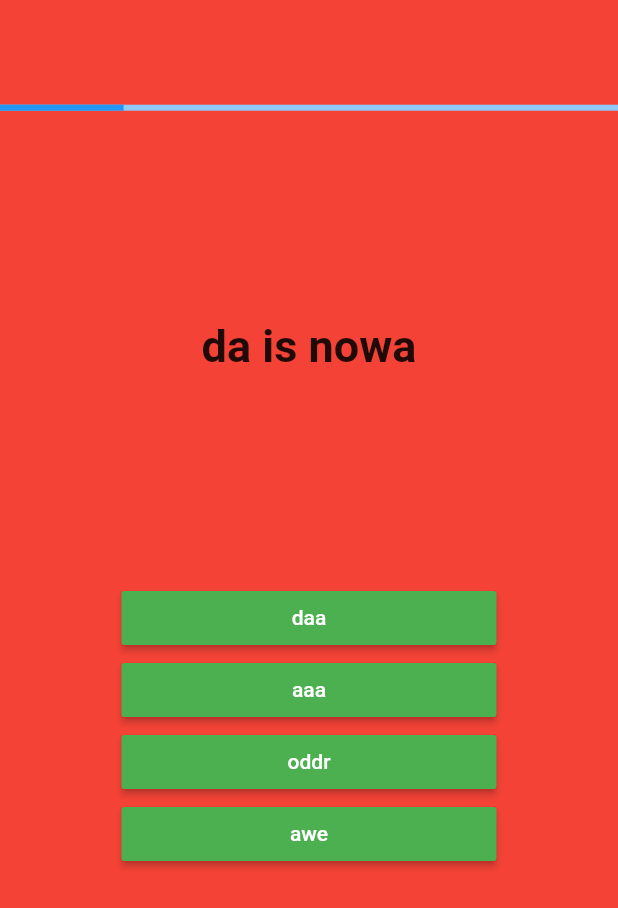
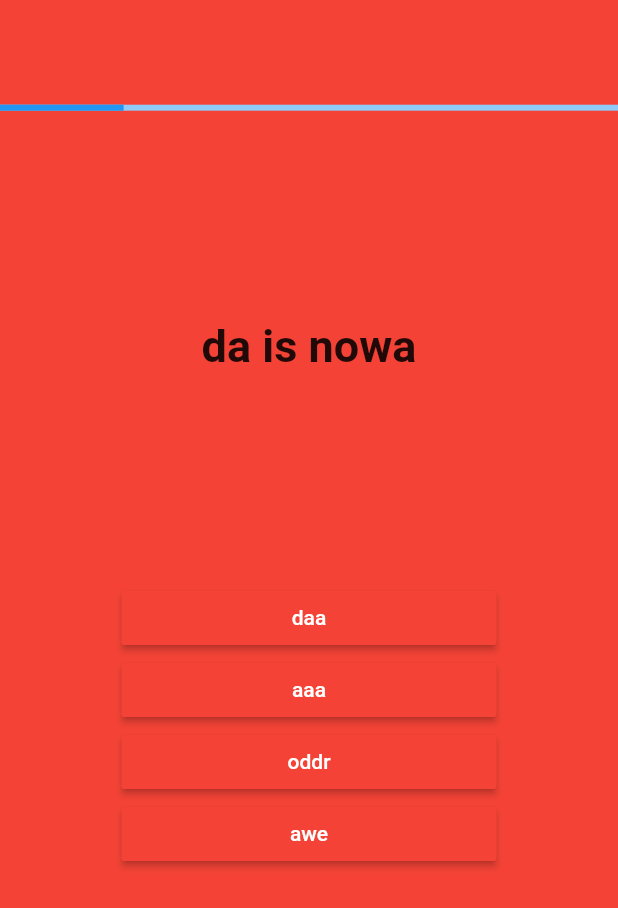
Before and after one commit to ishworgiri1999/quizel, a Flutter app: the screen it shows after launch, after a tap on "this", on a phone screen of 412 x 824 dp. Shown: the top 908 px of the screen. Run offline on Flutter 3.47's test engine with Material 2 defaults, Android fonts, the phone set to English and light mode, and no system bars.

```diff
--- a/lib/answer.dart
+++ b/lib/answer.dart
@@ -1,48 +1,39 @@
+import 'dart:async';
+
 import 'package:flutter/material.dart';
+import 'package:quizel/quizmodel.dart';
+import 'package:provider/provider.dart';
 
 class Answer extends StatefulWidget {
-  final options;
-  final correct;
-  final Function statechanger;
-  Answer(this.options, this.correct, this.statechanger);
-
   @override
   _AnswerState createState() => _AnswerState();
 }
 
+something(ans) {}
+
 class _AnswerState extends State<Answer> {
-  var options = ["1", "2"];
-  var data = "44";
-  var bcolor = Colors.blue;
-  void checkanswer(ans) {
-    setState(() {
-      if (ans == widget.correct) {
-        bcolor = Colors.green;
-      } else {
-        bcolor = Colors.red;
-      }
-    });
-
-    widget.statechanger(true);
-  }
-
   @override
   Widget build(BuildContext context) {
+    //var options = widget.options;
+
+    return Consumer<QuizModel>(builder: (context, QuizModel, child) {
       return Column(
-      children: (widget.options as List<String>)
+        children:
+            (QuizModel.questions[QuizModel.qindex]["qoptions"] as List<String>)
                 .map((opt) => SizedBox(
                       width: 250,
                       child: RaisedButton(
-                  onPressed: () => checkanswer(opt),
+                        onPressed: () => QuizModel.check(opt),
                         child: Text(
                           opt,
                           style: TextStyle(color: Colors.white),
                         ),
-                  color: bcolor,
+                        color: Colors.red,
                         // duration: Duration(milliseconds: 300),
                       ),
                     ))
                 .toList(),
       );
+    });
   }
 }
--- a/lib/main.dart
+++ b/lib/main.dart
@@ -1,5 +1,7 @@
 import 'package:flutter/material.dart';
 import 'package:quizel/playquiz.dart';
+import 'package:provider/provider.dart';
+import 'quizmodel.dart';
 
 void main() {
   runApp(MyApp());
@@ -9,14 +11,11 @@ class MyApp extends StatelessWidget {
   @override
   Widget build(BuildContext context) {
     return MaterialApp(
-      title: 'Flutter Demo',
-      theme: ThemeData(
-        primarySwatch: Colors.blue,
-        visualDensity: VisualDensity.adaptivePlatformDensity,
-      ),
-      home: Scaffold(
-          //appBar: AppBar(title: Text("nice app")),
-          body: PlayQuiz()),
-    );
+        title: 'Flutter Demo',
+        theme: ThemeData(
+          primarySwatch: Colors.blue,
+          visualDensity: VisualDensity.adaptivePlatformDensity,
+        ),
+        home: PlayQuiz());
   }
 }
--- a/lib/playquiz.dart
+++ b/lib/playquiz.dart
@@ -1,6 +1,8 @@
 import 'package:flutter/material.dart';
 import 'package:quizel/result.dart';
 import 'package:quizel/viewquiz.dart';
+import 'package:provider/provider.dart';
+import 'quizmodel.dart';
 
 class PlayQuiz extends StatefulWidget {
   @override
@@ -8,39 +10,18 @@ class PlayQuiz extends StatefulWidget {
 }
 
 class _PlayQuizState extends State<PlayQuiz> {
-  var questions = [
-    {
-      "question": "whay is aaa",
-      "qoptions": ["this", "that", "or", "idk"],
-      "answer": "this",
-    },
-    {
-      "question": "da is nowa",
-      "qoptions": ["daa", "aaa", "oddr", "awe"],
-      "answer": "awe",
-    },
-  ];
-
-  var qindex = 0;
-  var score = 0;
-
-  void statechanger(data) {
-    if (data) {
-      score = score + 1;
-    }
-
-    setState(() {
-      if (data == questions[qindex]["answer"]) {
-        score = score + 1;
-      }
-      qindex += 1;
-    });
-  }
-
   @override
   Widget build(BuildContext context) {
-    return qindex < questions.length
-        ? ViewQuiz(questions, qindex, statechanger)
-        : ViewResult(score);
+    return ChangeNotifierProvider<QuizModel>(
+      create: (context) => QuizModel(),
+      child: Scaffold(
+        //appBar: AppBar(title: Text("nice app")),
+        body: Consumer<QuizModel>(builder: (context, QuizModel, child) {
+          return QuizModel.qindex < QuizModel.questions.length
+              ? ViewQuiz(QuizModel.questions, QuizModel.qindex)
+              : ViewResult(QuizModel.score);
+        }),
+      ),
+    );
   }
 }
--- /dev/null
+++ b/lib/quizmodel.dart
@@ -0,0 +1,27 @@
+import 'package:flutter/foundation.dart';
+
+class QuizModel extends ChangeNotifier {
+  var questions = [
+    {
+      "question": "whay is aaa",
+      "qoptions": ["this", "that", "or", "idk"],
+      "answer": "this",
+    },
+    {
+      "question": "da is nowa",
+      "qoptions": ["daa", "aaa", "oddr", "awe"],
+      "answer": "awe",
+    },
+  ];
+
+  var qindex = 0;
+  var score = 0;
+  void check(ans) {
+    if (ans == questions[qindex]["answer"]) {
+      score = score + 1;
+    }
+
+    qindex = qindex + 1;
+    notifyListeners();
+  }
+}
--- a/lib/result.dart
+++ b/lib/result.dart
@@ -7,7 +7,9 @@ class ViewResult extends StatelessWidget {
   @override
   Widget build(BuildContext context) {
     return Container(
-      child: Text("Score is :" + score.toString()),
+      child: Center(
+        child: Text("Score is :" + score.toString()),
+      ),
     );
   }
 }
--- a/lib/viewquiz.dart
+++ b/lib/viewquiz.dart
@@ -2,19 +2,13 @@ import 'package:flutter/material.dart';
 import 'package:quizel/answer.dart';
 import 'package:quizel/question.dart';
 
-class ViewQuiz extends StatefulWidget {
+class ViewQuiz extends StatelessWidget {
   final questions;
   final qindex;
-  final Function statechanger;
-  ViewQuiz(this.questions, this.qindex, this.statechanger);
+  ViewQuiz(this.questions, this.qindex);
 
   @override
-  _ViewQuizState createState() => _ViewQuizState();
-}
-
-class _ViewQuizState extends State<ViewQuiz> {
-  @override
-  Widget build(BuildContext context) {
+  build(BuildContext context) {
     return Container(
       color: Colors.red,
       child: Column(
@@ -24,17 +18,16 @@ class _ViewQuizState extends State<ViewQuiz> {
           Flexible(
             flex: 1,
             child: LinearProgressIndicator(
-              value: 0.1 + 0.1 * widget.qindex,
+              value: 0.1 + 0.1 * qindex,
             ),
           ),
           Flexible(
             flex: 4,
-            child: Question(widget.questions[widget.qindex]["question"]),
+            child: Question(questions[qindex]["question"]),
           ),
           Flexible(
             flex: 4,
-            child: Answer(widget.questions[widget.qindex]["qoptions"],
-                widget.questions[widget.qindex]["answer"], widget.statechanger),
+            child: Answer(),
           ),
         ],
       ),
--- a/pubspec.yaml
+++ b/pubspec.yaml
@@ -23,6 +23,7 @@ environment:
 dependencies:
   flutter:
     sdk: flutter
+  provider: ^3.1.0
 
 
   # The following adds the Cupertino Icons font to your application.
```
Also changed, not shown: pubspec.lock. Lines whose indentation alone changed are shown as unchanged.
